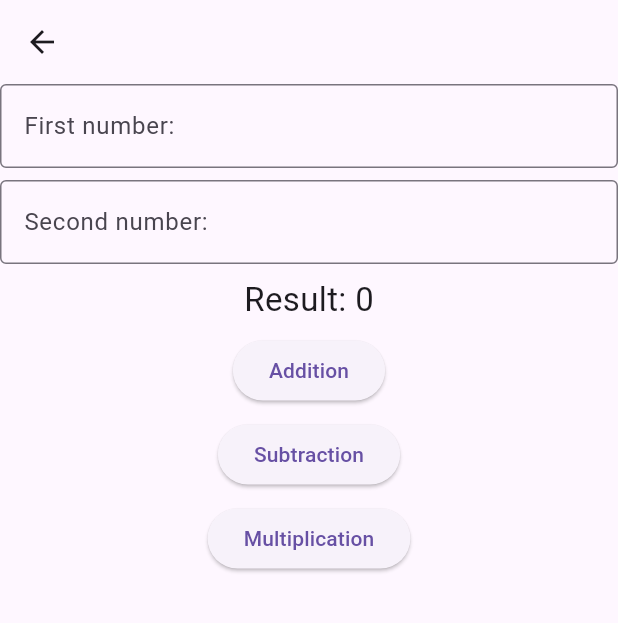
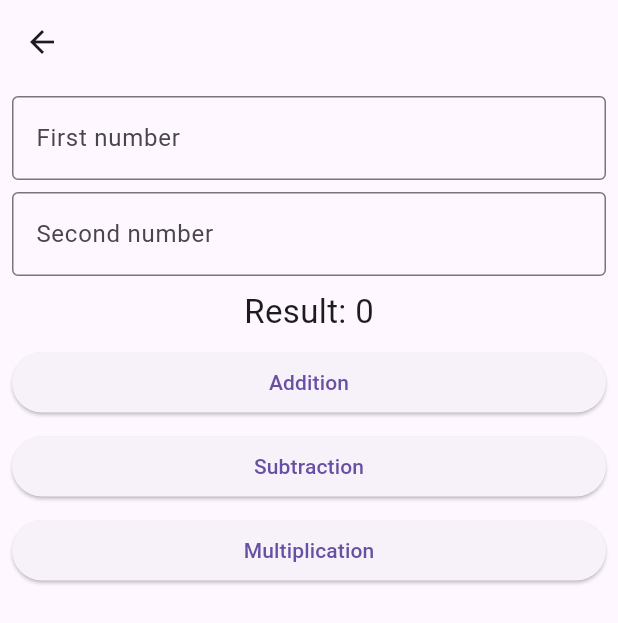
Before and after one commit to ujaann/first_assignment, a Flutter app: the ArithmeticView screen opened directly, on a phone screen of 412 x 824 dp. Shown: the top 623 px of the screen. Run offline on Flutter 3.47's test engine with Material 3 defaults, Android fonts, the phone set to English and light mode, and no system bars.

Commit message:
Added padding and made changes to button widths

```diff
--- a/lib/view/arithmetic_view.dart
+++ b/lib/view/arithmetic_view.dart
@@ -17,13 +17,15 @@ class _ArithmeticViewState extends State<ArithmeticView> {
   Widget build(BuildContext context) {
     return Scaffold(
       appBar: AppBar(),
-      body: Column(
+      body: Padding(
+        padding: const EdgeInsets.all(8.0),
+        child: Column(
           children: [
             TextField(
               onChanged: (value) => first = int.parse(value),
               decoration: const InputDecoration(
                 border: OutlineInputBorder(),
-          labelText: "First number:",
+                labelText: "First number",
               ),
               keyboardType: TextInputType.number,
             ),
@@ -32,37 +34,50 @@ class _ArithmeticViewState extends State<ArithmeticView> {
               onChanged: (value) => second = int.parse(value),
               decoration: const InputDecoration(
                 border: OutlineInputBorder(),
-          labelText: "Second number:",
+                labelText: "Second number",
               ),
               keyboardType: TextInputType.number,
             ),
             gap8y,
-      Text("Result: $result",style: const TextStyle(fontSize: 22),),
+            Text(
+              "Result: $result",
+              style: const TextStyle(fontSize: 22),
+            ),
             gap8y,
-      ElevatedButton(
+            SizedBox(
+              width: double.infinity,
+              child: ElevatedButton(
                   onPressed: () {
                     setState(() {
                       result = first + second;
                     });
                   },
                   child: const Text("Addition")),
+            ),
             gap8y,
-      ElevatedButton(
+            SizedBox(
+              width: double.infinity,
+              child: ElevatedButton(
                   onPressed: () {
                     setState(() {
                       result = first - second;
                     });
                   },
                   child: const Text("Subtraction")),
+            ),
             gap8y,
-      ElevatedButton(
+            SizedBox(
+              width: double.infinity,
+              child: ElevatedButton(
                   onPressed: () {
                     setState(() {
                       result = first * second;
                     });
                   },
                   child: const Text("Multiplication")),
+            ),
           ],
+        ),
       ),
     );
   }
```
Also changed, not shown: lib/view/area_circle_view.dart (+21 -10 lines), lib/view/simple_interest_view.dart (+19 -8 lines). Lines whose indentation alone changed are shown as unchanged.
